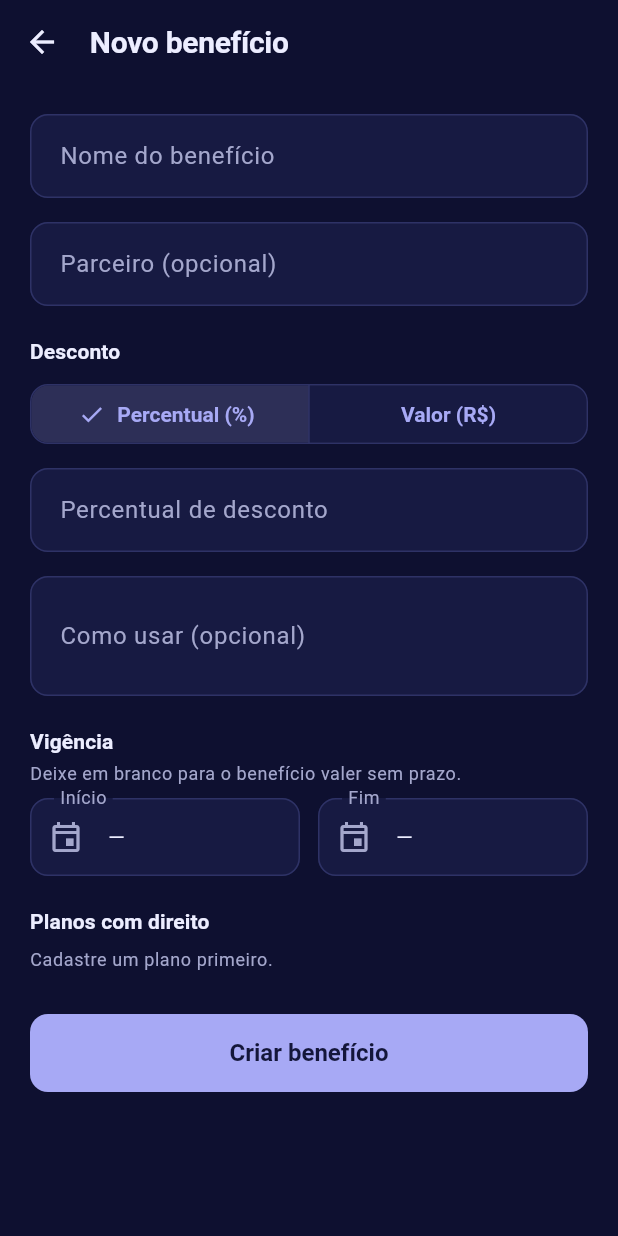
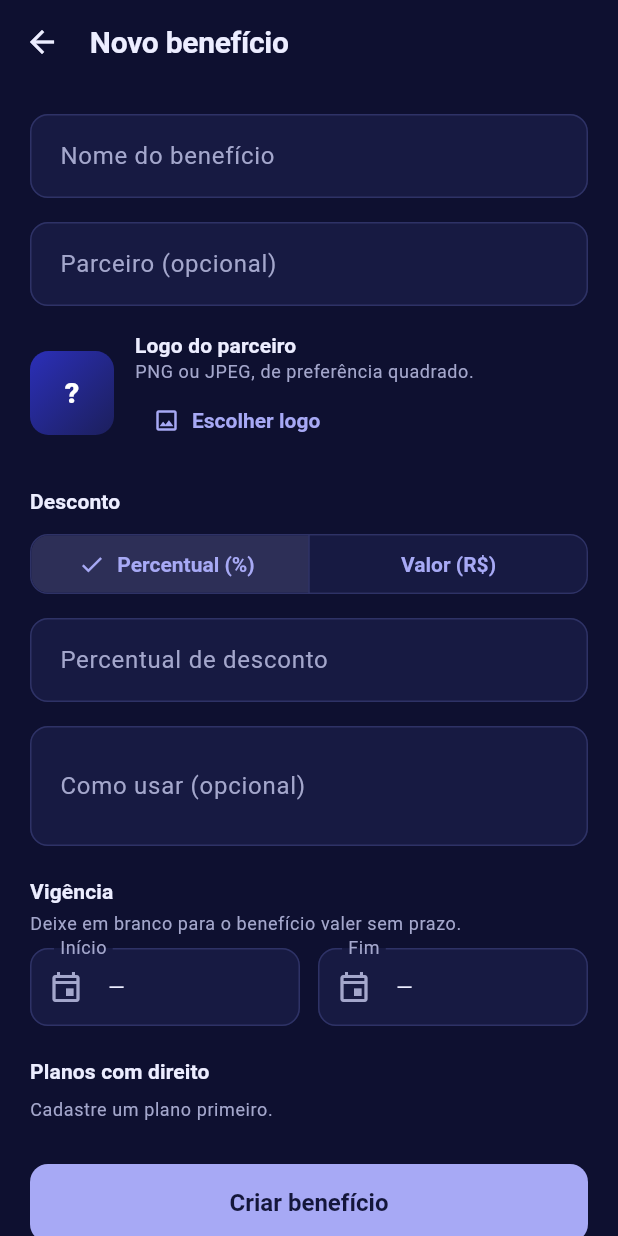
Before and after one commit to CaminiJulia/HADS_JuliaVeiga_MembroPass, a Flutter app: the TelaFormularioBeneficio screen opened directly with empty values, on a phone screen of 412 x 824 dp. Run offline on Flutter 3.47's test engine with Material 3 defaults, Android fonts, the phone set to English and light mode, and no system bars; our stand-ins replace flutter_colorpicker, flutter_svg, image_picker; network calls fail.

Commit message:
feat: logo do parceiro nos benefícios
- Colunas logo e logo_tipo em beneficio (PNG ou JPEG, até 256 KB)
- API: logo ao criar e editar (ausente mantém, null remove)
- App: escolha do logo pela galeria no formulário; na lista, logo em
  quadrado branco à esquerda (ou iniciais do parceiro) e desconto em
  pílula ao lado do nome
- Etiquetas de planos sempre na ordem da lista de planos

Co-Authored-By: Claude Opus 5.5 <noreply@anthropic.com>

```diff
--- a/app/lib/features/beneficios/data/beneficios_repositorio_mock.dart
+++ b/app/lib/features/beneficios/data/beneficios_repositorio_mock.dart
@@ -30,7 +30,7 @@ class BeneficiosRepositorioMock implements BeneficiosRepositorio {
   @override
   Future<Beneficio> editar(String id, DadosBeneficio dados) async {
     final i = _indice(id);
-    return _beneficios[i] = _deDados(id, dados);
+    return _beneficios[i] = _deDados(id, dados, anterior: _beneficios[i]);
   }
 
   @override
@@ -42,7 +42,7 @@ class BeneficiosRepositorioMock implements BeneficiosRepositorio {
     return i;
   }
 
-  static Beneficio _deDados(String id, DadosBeneficio d) => Beneficio(
+  static Beneficio _deDados(String id, DadosBeneficio d, {Beneficio? anterior}) => Beneficio(
     id: id,
     nome: d.nome,
     descricao: d.descricao,
@@ -52,5 +52,7 @@ class BeneficiosRepositorioMock implements BeneficiosRepositorio {
     vigInicio: d.vigInicio,
     vigFim: d.vigFim,
     planoIds: d.planoIds,
+    logo: d.manterLogo ? anterior?.logo : d.logo,
+    logoTipo: d.manterLogo ? anterior?.logoTipo : d.logoTipo,
   );
 }
--- a/app/lib/features/beneficios/domain/beneficio.dart
+++ b/app/lib/features/beneficios/domain/beneficio.dart
@@ -1,3 +1,6 @@
+import 'dart:convert';
+import 'dart:typed_data';
+
 import '../../../core/formatacao/datas.dart';
 import '../../../core/formatacao/moeda.dart';
 
@@ -15,6 +18,8 @@ class Beneficio {
     this.parceiro,
     this.vigInicio,
     this.vigFim,
+    this.logo,
+    this.logoTipo,
   });
 
   factory Beneficio.deJson(Map<String, dynamic> json) => Beneficio(
@@ -27,6 +32,8 @@ class Beneficio {
     vigInicio: Datas.daApi(json['vigInicio'] as String?),
     vigFim: Datas.daApi(json['vigFim'] as String?),
     planoIds: [for (final id in json['planoIds'] as List) id as String],
+    logo: json['logo'] == null ? null : base64Decode(json['logo'] as String),
+    logoTipo: json['logoTipo'] as String?,
   );
 
   final String id;
@@ -41,6 +48,18 @@ class Beneficio {
   final DateTime? vigFim;
 
   final List<String> planoIds;
+
+  /// Logo do parceiro (PNG ou JPEG), mostrado no cartão do benefício.
+  final Uint8List? logo;
+  final String? logoTipo;
+
+  /// Iniciais do parceiro (ou do benefício) para quando não há logo: "Farmácia Central" → "FC".
+  String get iniciais {
+    final palavras = (parceiro ?? nome).trim().split(RegExp(r'\s+')).where((p) => p.isNotEmpty).toList();
+    if (palavras.isEmpty) return '?';
+    final primeira = palavras.first[0];
+    return (palavras.length > 1 ? '$primeira${palavras[1][0]}' : primeira).toUpperCase();
+  }
 
   /// Valor curto para o selo do cupom: "15%", "12,5%", "R\$ 50" ou "R\$ 12,50".
   String get valorCurto {
@@ -84,6 +103,9 @@ class DadosBeneficio {
     this.parceiro,
     this.vigInicio,
     this.vigFim,
+    this.manterLogo = true,
+    this.logo,
+    this.logoTipo,
   });
 
   final String nome;
@@ -95,6 +117,11 @@ class DadosBeneficio {
   final DateTime? vigFim;
   final List<String> planoIds;
 
+  /// `true` mantém o logo atual; senão, [logo] é o novo (ou `null` para remover).
+  final bool manterLogo;
+  final Uint8List? logo;
+  final String? logoTipo;
+
   Map<String, Object?> paraJson() => {
     'nome': nome,
     'descricao': descricao,
@@ -104,5 +131,6 @@ class DadosBeneficio {
     'vigInicio': vigInicio == null ? null : Datas.paraApi(vigInicio!),
     'vigFim': vigFim == null ? null : Datas.paraApi(vigFim!),
     'planoIds': planoIds,
+    if (!manterLogo) ...{'logo': logo == null ? null : base64Encode(logo!), 'logoTipo': logo == null ? null : logoTipo},
   };
 }
--- /dev/null
+++ b/app/lib/features/beneficios/presentation/logo_parceiro.dart
@@ -0,0 +1,51 @@
+import 'dart:typed_data';
+
+import 'package:flutter/material.dart';
+
+import '../../../core/tema/cores.dart';
+
+/// Logo do parceiro num quadrado branco (como nos apps de cupons). Sem logo,
+/// mostra as iniciais do parceiro no degradê da marca.
+class LogoParceiro extends StatelessWidget {
+  const LogoParceiro({super.key, required this.logo, required this.iniciais, this.tamanho = 64});
+
+  final Uint8List? logo;
+  final String iniciais;
+  final double tamanho;
+
+  @override
+  Widget build(BuildContext context) {
+    final raio = BorderRadius.circular(tamanho * 0.22);
+    if (logo != null) {
+      return Container(
+        width: tamanho,
+        height: tamanho,
+        padding: EdgeInsets.all(tamanho * 0.1),
+        decoration: BoxDecoration(color: Colors.white, borderRadius: raio),
+        child: Image.memory(logo!, fit: BoxFit.contain, semanticLabel: 'Logo do parceiro'),
+      );
+    }
+    return Container(
+      width: tamanho,
+      height: tamanho,
+      alignment: Alignment.center,
+      decoration: BoxDecoration(
+        gradient: const LinearGradient(
+          begin: Alignment.topLeft,
+          end: Alignment.bottomRight,
+          colors: [Cores.marca, Cores.marcaEscura],
+        ),
+        borderRadius: raio,
+      ),
+      child: Text(
+        iniciais,
+        style: TextStyle(
+          color: Colors.white,
+          fontWeight: FontWeight.w800,
+          fontSize: tamanho * 0.34,
+          letterSpacing: 0.5,
+        ),
+      ),
+    );
+  }
+}
--- a/app/lib/features/beneficios/presentation/tela_formulario_beneficio.dart
+++ b/app/lib/features/beneficios/presentation/tela_formulario_beneficio.dart
@@ -1,5 +1,7 @@
 import 'package:flutter/material.dart';
+
 import 'package:flutter/services.dart';
+import 'package:image_picker/image_picker.dart';
 import 'package:provider/provider.dart';
 
 import '../../../core/formatacao/datas.dart';
@@ -11,6 +13,7 @@ import '../../planos/domain/plano.dart';
 import '../../planos/presentation/seletor_planos.dart';
 import '../domain/beneficio.dart';
 import '../domain/beneficios_repositorio.dart';
+import 'logo_parceiro.dart';
 
 /// Cria um benefício novo ou edita [beneficio]. Fecha devolvendo o benefício salvo.
 class TelaFormularioBeneficio extends StatefulWidget {
@@ -37,11 +40,26 @@ class _TelaFormularioBeneficioState extends State<TelaFormularioBeneficio> {
   late DateTime? _inicio = widget.beneficio?.vigInicio;
   late DateTime? _fim = widget.beneficio?.vigFim;
   late final Set<String> _planoIds = {...?widget.beneficio?.planoIds};
+  late Uint8List? _logo = widget.beneficio?.logo;
+  late String? _logoTipo = widget.beneficio?.logoTipo;
+  bool _logoAlterado = false;
+
+  static const _tamanhoMaximoLogo = 256 * 1024;
 
   bool _salvando = false;
   String? _erro;
 
   bool get _editando => widget.beneficio != null;
+
+  /// Iniciais do parceiro digitado (ou do nome), para quando não há logo.
+  String get _iniciais => Beneficio(
+    id: '',
+    nome: _nome.text.trim().isEmpty ? '?' : _nome.text,
+    parceiro: _parceiro.text.trim().isEmpty ? null : _parceiro.text,
+    tipoDesconto: _tipo,
+    valorDesconto: 0,
+    planoIds: const [],
+  ).iniciais;
 
   @override
   void dispose() {
@@ -64,6 +82,33 @@ class _TelaFormularioBeneficioState extends State<TelaFormularioBeneficio> {
     if (escolhida == null) return;
     setState(() => inicio ? _inicio = escolhida : _fim = escolhida);
   }
+
+  Future<void> _escolherLogo() async {
+    final arquivo = await ImagePicker().pickImage(
+      source: ImageSource.gallery,
+      maxWidth: 256,
+      maxHeight: 256,
+      imageQuality: 85,
+    );
+    if (arquivo == null) return;
+    final bytes = await arquivo.readAsBytes();
+    if (!mounted) return;
+    if (bytes.length > _tamanhoMaximoLogo) {
+      avisar(context, 'O logo pode ter no máximo 256 KB.');
+      return;
+    }
+    setState(() {
+      _logo = bytes;
+      _logoTipo = arquivo.name.toLowerCase().endsWith('.png') ? 'image/png' : 'image/jpeg';
+      _logoAlterado = true;
+    });
+  }
+
+  void _removerLogo() => setState(() {
+    _logo = null;
+    _logoTipo = null;
+    _logoAlterado = true;
+  });
 
   String? _validarValor(String? texto) {
     final valor = Moeda.ler(texto ?? '');
@@ -94,6 +139,9 @@ class _TelaFormularioBeneficioState extends State<TelaFormularioBeneficio> {
       vigInicio: _inicio,
       vigFim: _fim,
       planoIds: _planoIds.toList(),
+      manterLogo: !_logoAlterado,
+      logo: _logo,
+      logoTipo: _logoTipo,
     );
     final repositorio = context.read<BeneficiosRepositorio>();
     try {
@@ -148,6 +196,43 @@ class _TelaFormularioBeneficioState extends State<TelaFormularioBeneficio> {
                       textCapitalization: TextCapitalization.words,
                       maxLength: 150,
                       decoration: const InputDecoration(labelText: 'Parceiro (opcional)', counterText: ''),
+                    ),
+                    const SizedBox(height: 16),
+                    Row(
+                      children: [
+                        LogoParceiro(logo: _logo, iniciais: _iniciais, tamanho: 56),
+                        const SizedBox(width: 14),
+                        Expanded(
+                          child: Column(
+                            crossAxisAlignment: CrossAxisAlignment.start,
+                            children: [
+                              Text('Logo do parceiro', style: titulo),
+                              Text(
+                                'PNG ou JPEG, de preferência quadrado.',
+                                style: texto.bodySmall?.copyWith(color: Cores.textoSecundario),
+                              ),
+                              Wrap(
+                                spacing: 4,
+                                children: [
+                                  TextButton.icon(
+                                    key: const Key('botao-logo-beneficio'),
+                                    onPressed: _salvando ? null : _escolherLogo,
+                                    icon: const Icon(Icons.image_outlined, size: 18),
+                                    label: Text(_logo == null ? 'Escolher logo' : 'Trocar'),
+                                  ),
+                                  if (_logo != null)
+                                    TextButton.icon(
+                                      onPressed: _salvando ? null : _removerLogo,
+                                      style: TextButton.styleFrom(foregroundColor: Cores.erro),
+                                      icon: const Icon(Icons.delete_outline, size: 18),
+                                      label: const Text('Remover'),
+                                    ),
+                                ],
+                              ),
+                            ],
+                          ),
+                        ),
+                      ],
                     ),
                     const SizedBox(height: 20),
                     Text('Desconto', style: titulo),
```
Also changed, not shown: app/lib/features/beneficios/presentation/tela_beneficios.dart (+26 -25 lines), 5 other files.
